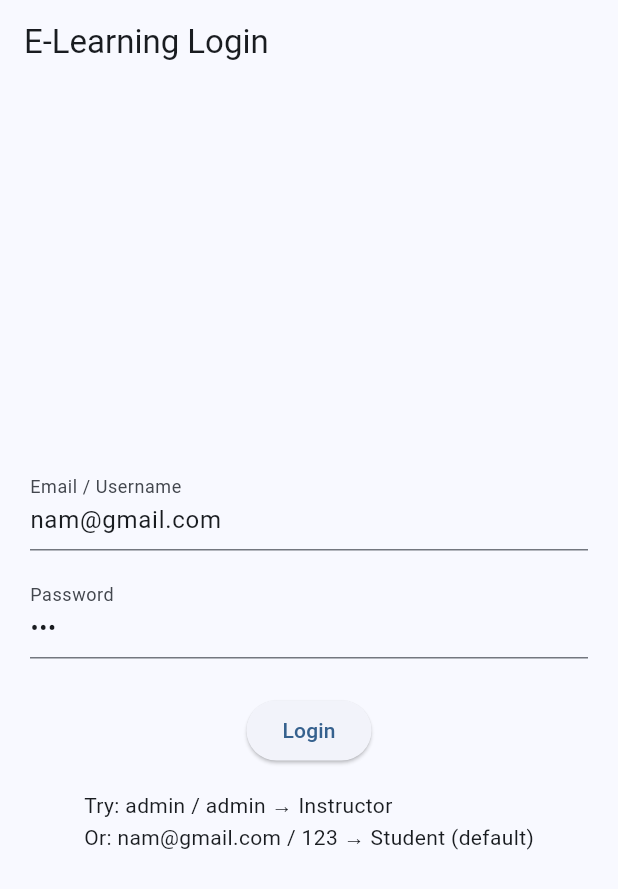
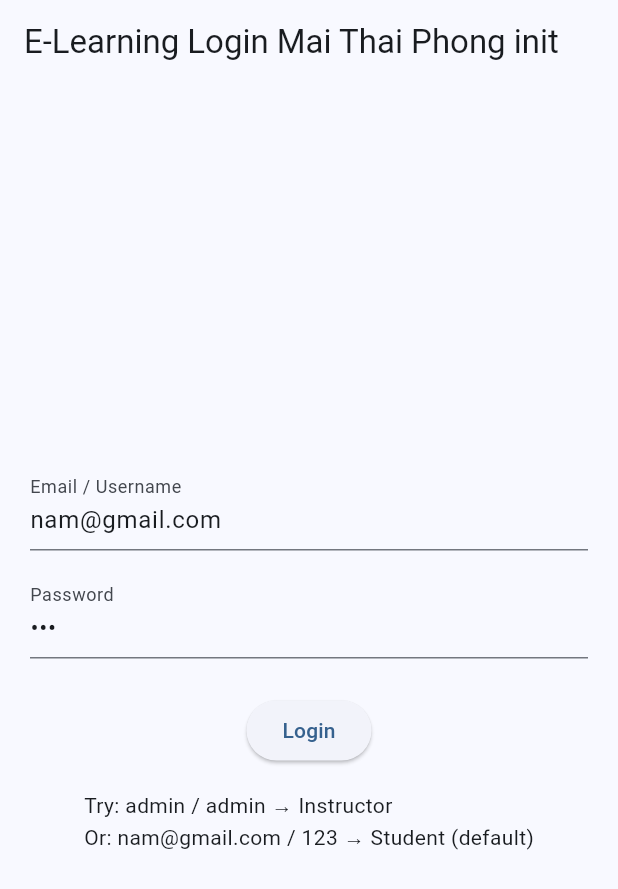
Before and after one commit to Michael-69-69/CrossPlatform_Final, a Flutter app: the screen it shows after launch, on a phone screen of 412 x 824 dp. Shown: the top 889 px of the screen. Run offline on Flutter 3.47's test engine with Material 3 defaults, Android fonts, the phone set to English and light mode, and no system bars; our stand-ins replace flutter_riverpod, go_router, hive_flutter; accounts and stored records are empty.

Commit message:
Update: [your change here, e.g. fixed login screen]

```diff
--- a/lib/screens/login_screen.dart
+++ b/lib/screens/login_screen.dart
@@ -19,7 +19,7 @@ class _LoginScreenState extends ConsumerState<LoginScreen> {
   @override
   Widget build(BuildContext context) {
     return Scaffold(
-      appBar: AppBar(title: const Text('E-Learning Login')),
+      appBar: AppBar(title: const Text('E-Learning Login Mai Thai Phong init')),
       body: Padding(
         padding: const EdgeInsets.all(20),
         child: Column(
```
Also changed, not shown: 3 other files.
